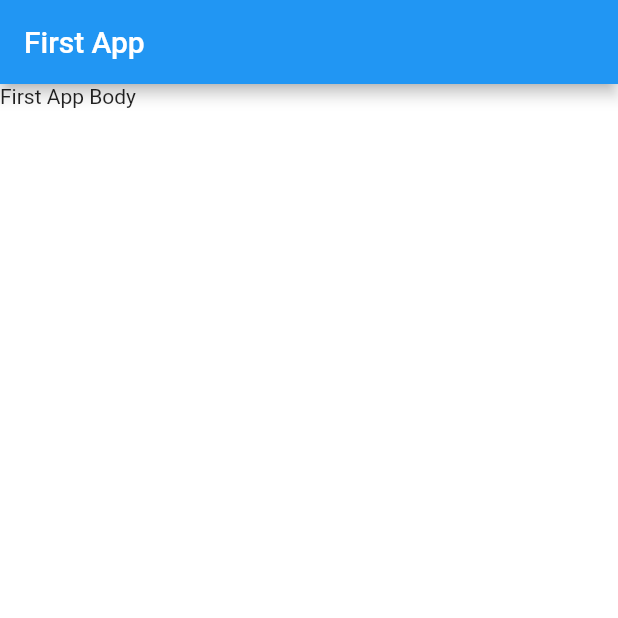
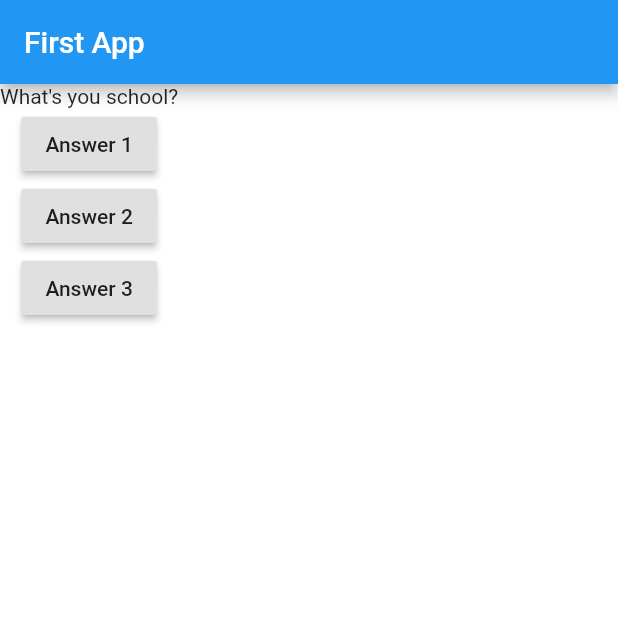
Before and after one commit to ShahriyarHussain/flutter_complete_guide, a Flutter app: the screen it shows after launch, on a phone screen of 412 x 824 dp, the top half of it. Run offline on Flutter 3.47's test engine with Material 2 defaults, Android fonts, the phone set to English and light mode, and no system bars.

Commit message:
Add button interactions

```diff
--- a/lib/main.dart
+++ b/lib/main.dart
@@ -1,3 +1,5 @@
+import 'dart:math';
+
 import 'package:flutter/material.dart';
 
 // void main() {
@@ -6,17 +8,55 @@ import 'package:flutter/material.dart';
 
 void main() => runApp(MyApp());
 
-class MyApp extends StatelessWidget {
+class MyApp extends StatefulWidget {
+  @override
+  State<StatefulWidget> createState() {
+    return MyAppState();
+  }
+}
+
+class MyAppState extends State<MyApp> {
+  var questionIndex = 0;
+
+  void answerQuestion() {
+    setState(() {
+      questionIndex = Random().nextInt(5);
+    });
+    print("Answer Chosen");
+  }
+
   @override
   Widget build(BuildContext context) {
-    // String text = "";
+    var questions = [
+      "What's you school?",
+      "What's your height?",
+      "What's your name?",
+      "What's your dogs name?",
+      "What's this app doing ?"
+    ];
     return MaterialApp(
       home: Scaffold(
         appBar: AppBar(
           title: Text('First App'),
         ),
         backgroundColor: (Colors.white),
-        body: Text('First App Body'),
+        body: Column(
+          children: [
+            Text(questions.elementAt(questionIndex)),
+            RaisedButton(
+              child: Text('Answer 1'),
+              onPressed: answerQuestion,
+            ),
+            RaisedButton(
+              child: Text('Answer 2'),
+              onPressed: () => print("Answer 3"),
+            ),
+            RaisedButton(
+              child: Text('Answer 3'),
+              onPressed: () => print("Answer 2"),
+            )
+          ],
+        ),
       ),
     );
   }
```
